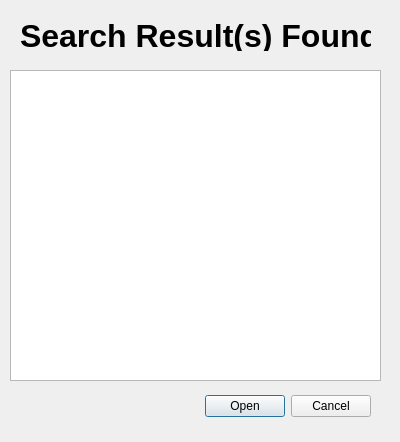
Above: _internal/searchResults.ui from everly-aem/SVCTK-ops before the change. Below: the same form after it.
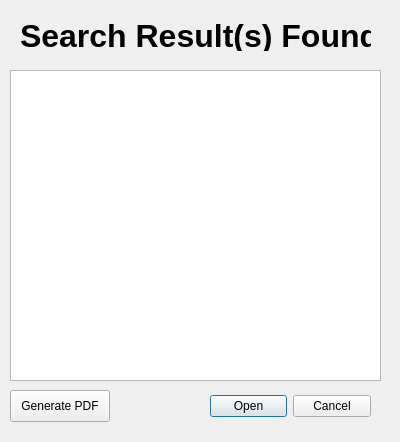
That is the form after the change.

```diff
--- a/_internal/searchResults.ui
+++ b/_internal/searchResults.ui
@@ -28,9 +28,9 @@
   <widget class="QDialogButtonBox" name="buttonBox">
    <property name="geometry">
     <rect>
-     <x>30</x>
+     <x>210</x>
      <y>390</y>
-     <width>341</width>
+     <width>161</width>
      <height>32</height>
     </rect>
    </property>
@@ -70,6 +70,22 @@
     <string>Search Result(s) Found</string>
    </property>
   </widget>
+  <widget class="QPushButton" name="generate_report">
+   <property name="geometry">
+    <rect>
+     <x>10</x>
+     <y>390</y>
+     <width>100</width>
+     <height>32</height>
+    </rect>
+   </property>
+   <property name="text">
+    <string>Generate PDF</string>
+   </property>
+   <property name="autoDefault">
+    <bool>false</bool>
+   </property>
+  </widget>
  </widget>
  <resources/>
  <connections>
```
